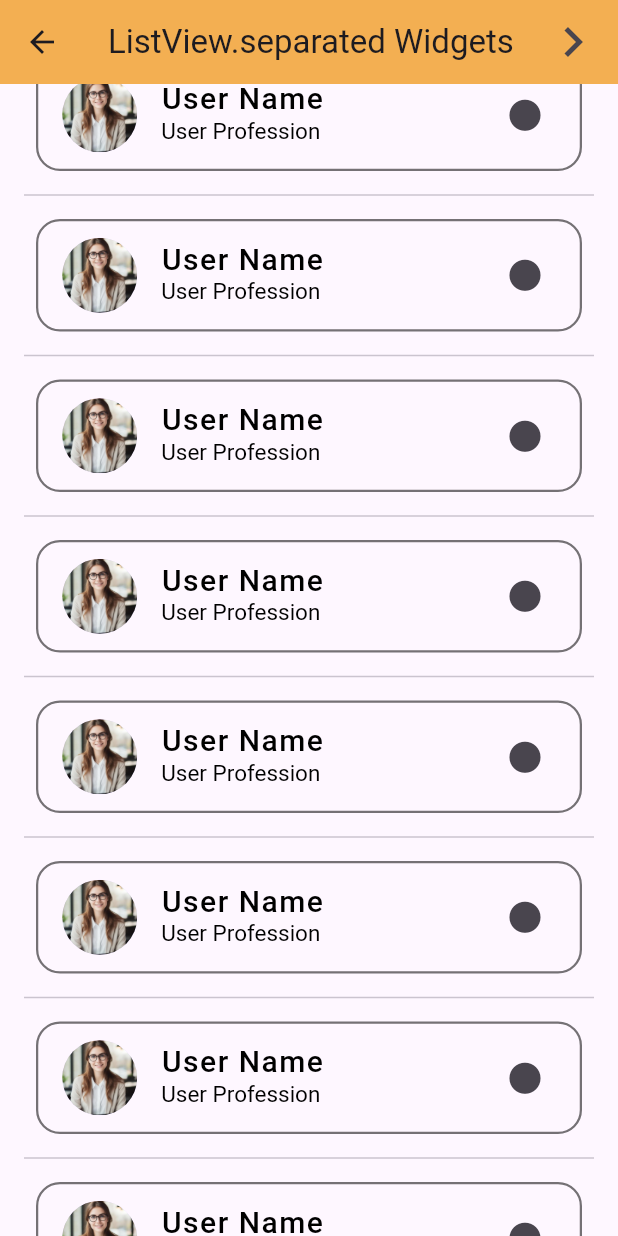
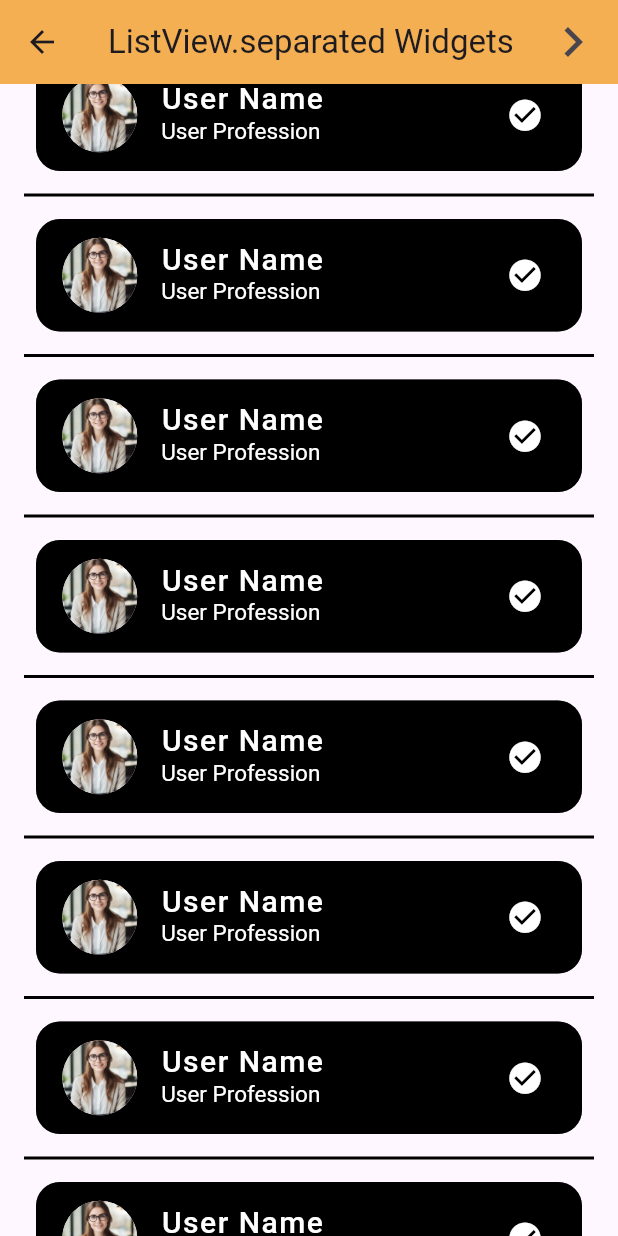
Before and after one commit to Ratndeep1999/scrollable_widgets, a Flutter app: the ListViewSeparatedAdsWidget screen opened directly, scrolled down 576 dp, after a tap on "User Name", on a phone screen of 412 x 824 dp. Run offline on Flutter 3.47's test engine with Material 3 defaults, Android fonts, the phone set to English and light mode, and no system bars.

Commit message:
dynamic toggle selection add

```diff
--- a/lib/list_view_separated_ads_widget.dart
+++ b/lib/list_view_separated_ads_widget.dart
@@ -58,7 +58,12 @@
                   color: Colors.black,
                 ),
                 // Styling for selected items
-                onTap: () {},
+                onTap: () {
+                  // Method for selected items
+                  setState(() {
+                    _isTileSelected = !_isTileSelected;
+                  });
+                },
                 selected: _isTileSelected,
                 selectedTileColor: Colors.black,
                 selectedColor: Colors.white,
@@ -66,7 +71,7 @@
             );
           },
           separatorBuilder: (BuildContext context, int index) {
-            return Divider();
+            return Divider(color: Colors.black, thickness: 2.0,);
           },
           itemCount: users.length,
         ),
```
